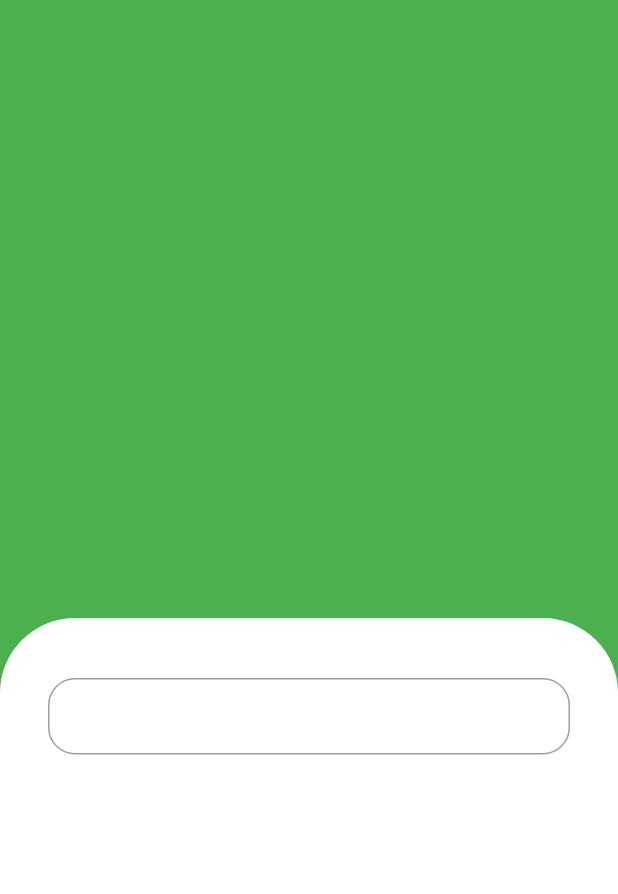
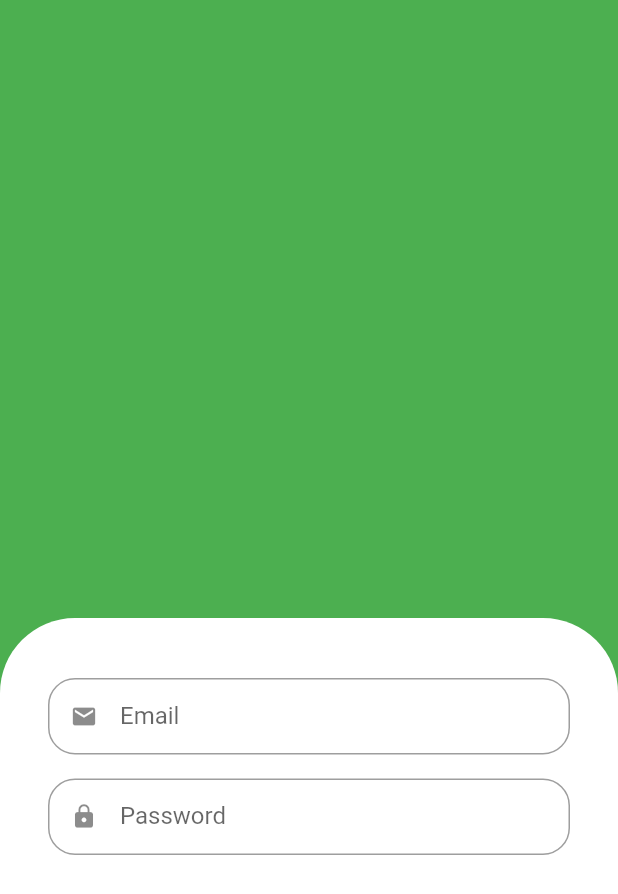
Before and after one commit to felipecastrosales/mercadinho, a Flutter app: the screen it shows after launch, on a phone screen of 412 x 824 dp. Shown: the top 894 px of the screen. Run offline on Flutter 3.47's test engine with Material 2 defaults, Android fonts, the phone set to English and light mode, and no system bars.

Commit message:
creating the custom widget in TextFormField

```diff
--- /dev/null
+++ b/lib/src/auth/components/custom_text_field.dart
@@ -0,0 +1,31 @@
+import 'package:flutter/material.dart';
+
+class CustomTextField extends StatelessWidget {
+  final IconData icon;
+  final String label;
+  final bool isObscure;
+  const CustomTextField({
+    Key? key,
+    required this.icon,
+    required this.label,
+    this.isObscure = false,
+  }) : super(key: key);
+
+  @override
+  Widget build(BuildContext context) {
+    return Padding(
+      padding: const EdgeInsets.only(bottom: 16),
+      child: TextFormField(
+        obscureText: isObscure,
+        decoration: InputDecoration(
+          prefixIcon: Icon(icon),
+          labelText: label,
+          isDense: true,
+          border: OutlineInputBorder(
+            borderRadius: BorderRadius.circular(18),
+          ),
+        ),
+      ),
+    );
+  }
+}
--- a/lib/src/auth/sign_in_screen.dart
+++ b/lib/src/auth/sign_in_screen.dart
@@ -1,4 +1,6 @@
 import 'package:flutter/material.dart';
+
+import 'components/custom_text_field.dart';
 
 class SignInScreen extends StatelessWidget {
   const SignInScreen({Key? key}) : super(key: key);
@@ -27,14 +29,15 @@
                 ),
               ),
               child: Column(
-                children: [
-                  TextFormField(
-                    decoration: InputDecoration(
-                      isDense: true,
-                      border: OutlineInputBorder(
-                        borderRadius: BorderRadius.circular(18),
-                      ),
-                    ),
+                children: const [
+                  CustomTextField(
+                    icon: Icons.email,
+                    label: 'Email',
+                  ),
+                  CustomTextField(
+                    icon: Icons.lock,
+                    label: 'Password',
+                    isObscure: true,
                   ),
                 ],
               ),
```
